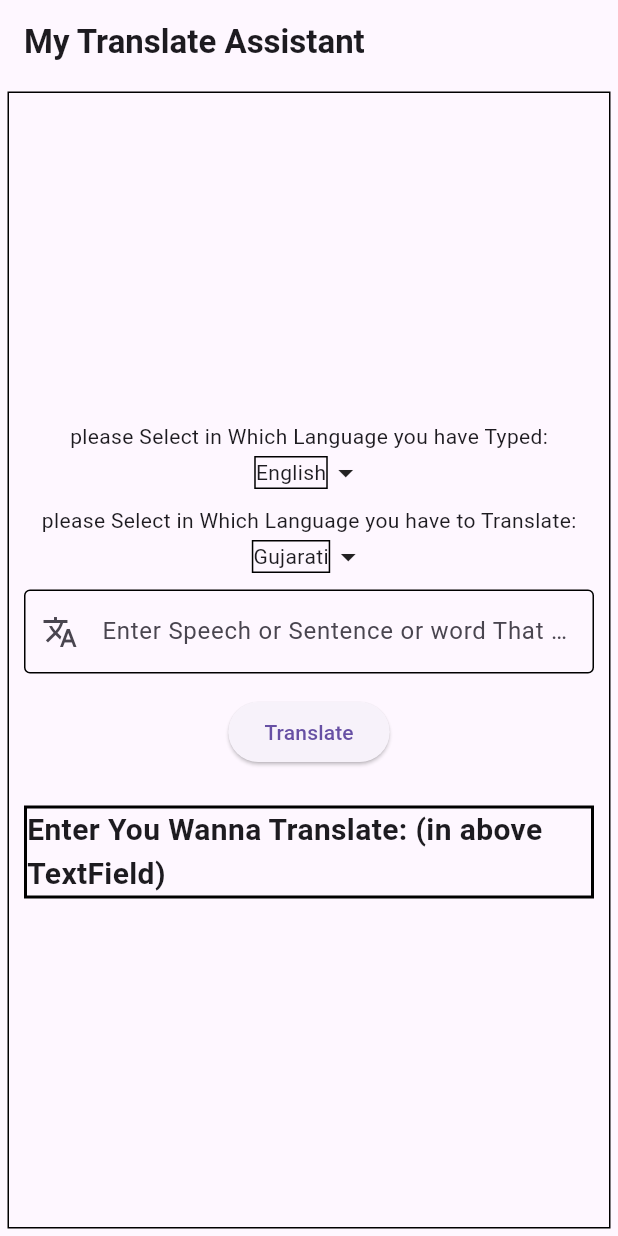
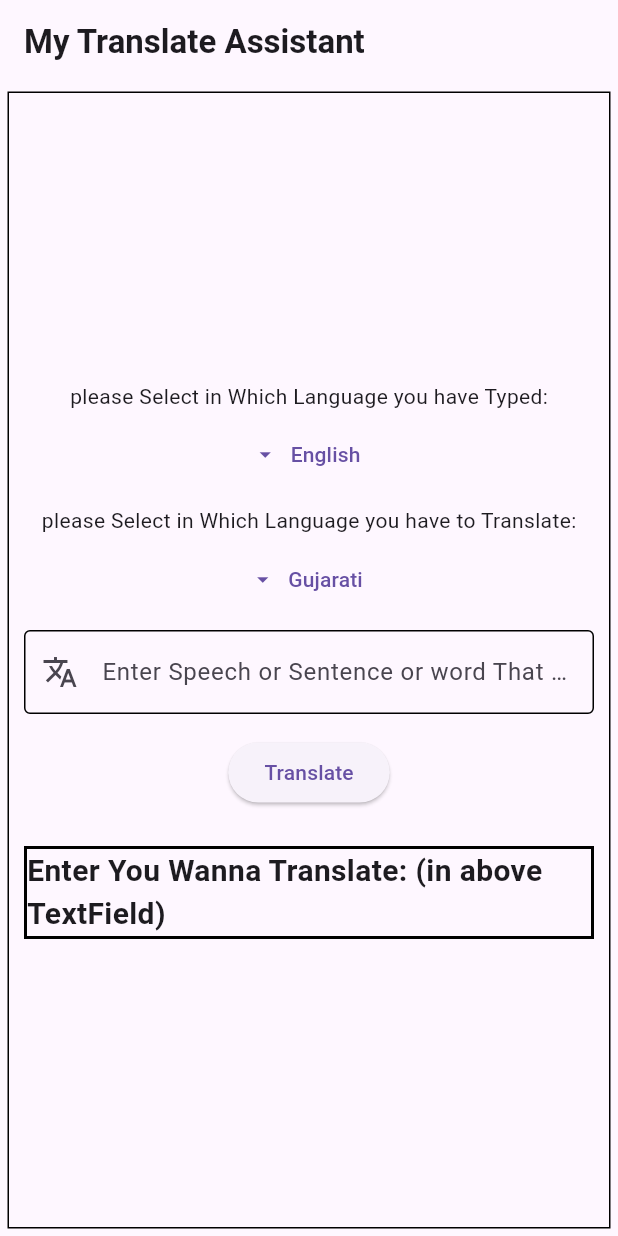
Before and after one commit to sumitFlutter/Translate_APP-Using_Post_API, a Flutter app: the screen it shows after launch, on a phone screen of 412 x 824 dp. Run offline on Flutter 3.47's test engine with Material 3 defaults, Android fonts, the light colour scheme and no system bars; network calls fail.

Commit message:
translate app

```diff
--- a/lib/screen/view/tranlate/translate_screen.dart
+++ b/lib/screen/view/tranlate/translate_screen.dart
@@ -54,26 +54,11 @@ class _TranslateScreenState extends State<TranslateScreen> {
                           const Text(
                               "please Select in Which Language you have Typed:"),
                           const SizedBox(
-                            height: 2,
+                            height: 5,
                           ),
-                          InkWell(
-                            onTap: () {
-                              getSource();
-                            },
-                            child: Row(
-                              mainAxisSize: MainAxisSize.min,
-                              mainAxisAlignment: MainAxisAlignment.start,
-                              children: [
-                                Container(
-                                  decoration: BoxDecoration(
-                                    border: Border.all(),
-                                  ),
-                                  child: Text(w!.sourceLan),
-                                ),
-                                const Icon(Icons.arrow_drop_down_outlined)
-                              ],
-                            ),
-                          )
+                          TextButton.icon(onPressed: () {
+                            getSource();
+                          }, label: Text(w!.sourceLan),icon: Icon(Icons.arrow_drop_down_outlined),)
                         ],
                       ),
                       const SizedBox(
@@ -85,26 +70,11 @@ class _TranslateScreenState extends State<TranslateScreen> {
                           const Text(
                               "please Select in Which Language you have to Translate:"),
                           const SizedBox(
-                            height: 2,
+                            height: 5,
                           ),
-                          InkWell(
-                            onTap: () {
-                              getTarget();
-                            },
-                            child: Row(
-                              mainAxisSize: MainAxisSize.min,
-                              mainAxisAlignment: MainAxisAlignment.start,
-                              children: [
-                                Container(
-                                  decoration: BoxDecoration(
-                                    border: Border.all(),
-                                  ),
-                                  child: Text(w!.targetLan),
-                                ),
-                                const Icon(Icons.arrow_drop_down_outlined)
-                              ],
-                            ),
-                          )
+                          TextButton.icon(onPressed: () {
+                            getTarget();
+                          }, label: Text(w!.targetLan),icon: Icon(Icons.arrow_drop_down_outlined),)
                         ],
                       )
                     ],
```
